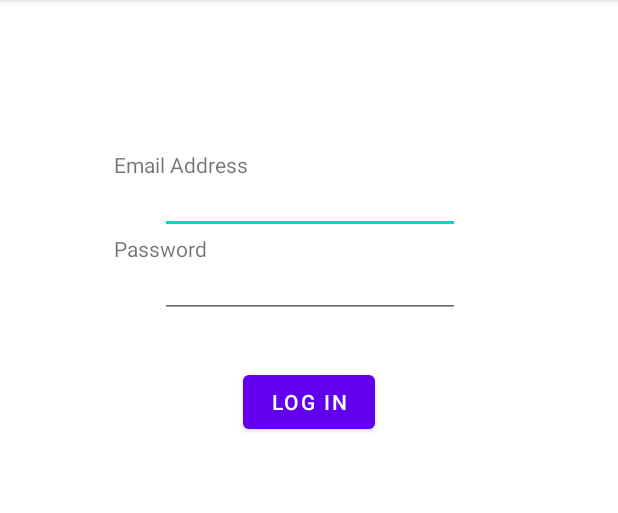
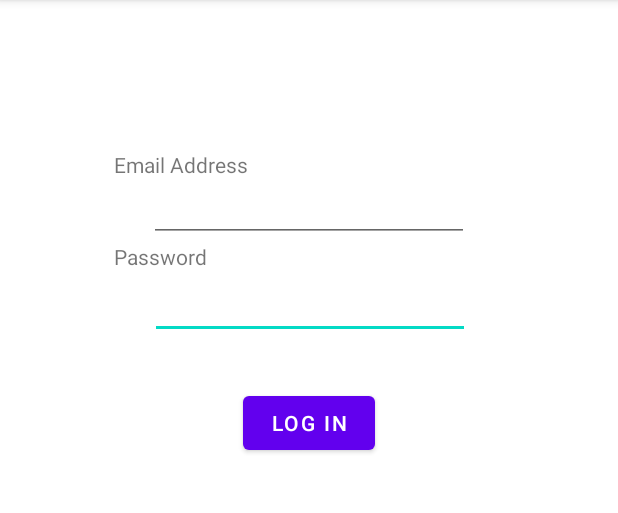
Before and after one commit to gavinrcodenext/MyDomilyApp, an Android app: the screen it shows after launch (MainActivity), on a phone screen of 412 x 824 dp, the part 84-597 px from its top. Run offline under Robolectric (Android 15) with nearby library versions, the phone set to English and light mode, and no system bars.

Commit message:
changed name of variable MyDomily

```diff
--- a/app/src/main/res/layout/activity_main.xml
+++ b/app/src/main/res/layout/activity_main.xml
@@ -8,7 +8,7 @@
 
     <TextView
         android:id="@+id/textView2"
-        android:layout_width="100dp"
+        android:layout_width="wrap_content"
         android:layout_height="16dp"
         android:layout_marginStart="76dp"
         android:layout_marginLeft="76dp"
@@ -17,26 +17,15 @@
         app:layout_constraintStart_toStartOf="parent"
         app:layout_constraintTop_toTopOf="parent" />
 
-    <EditText
-        android:id="@+id/editTextTextPersonName3"
-        android:layout_width="200dp"
-        android:layout_height="40dp"
-        android:ems="10"
-        android:inputType="textPersonName"
-        app:layout_constraintEnd_toEndOf="parent"
-        app:layout_constraintHorizontal_bias="0.502"
-        app:layout_constraintStart_toStartOf="parent"
-        app:layout_constraintTop_toBottomOf="@+id/textView2" />
-
     <TextView
         android:id="@+id/textView3"
-        android:layout_width="65dp"
-        android:layout_height="16dp"
+        android:layout_width="wrap_content"
+        android:layout_height="wrap_content"
         android:layout_marginStart="76dp"
         android:layout_marginLeft="76dp"
         android:text="@string/password_input_label"
         app:layout_constraintStart_toStartOf="parent"
-        app:layout_constraintTop_toBottomOf="@+id/editTextTextPersonName3" />
+        app:layout_constraintTop_toBottomOf="@+id/editTextTextEmailAddress2" />
 
     <Button
         android:id="@+id/button"
@@ -51,8 +40,8 @@
 
     <EditText
         android:id="@+id/editTextTextPassword"
-        android:layout_width="200dp"
-        android:layout_height="40dp"
+        android:layout_width="wrap_content"
+        android:layout_height="wrap_content"
         android:ems="10"
         android:inputType="textPassword"
         app:layout_constraintEnd_toEndOf="parent"
@@ -60,4 +49,14 @@
         app:layout_constraintStart_toStartOf="parent"
         app:layout_constraintTop_toBottomOf="@+id/textView3" />
 
+    <EditText
+        android:id="@+id/editTextTextEmailAddress2"
+        android:layout_width="wrap_content"
+        android:layout_height="wrap_content"
+        android:ems="10"
+        android:inputType="textEmailAddress"
+        app:layout_constraintEnd_toEndOf="parent"
+        app:layout_constraintStart_toStartOf="parent"
+        app:layout_constraintTop_toBottomOf="@+id/textView2" />
+
 </androidx.constraintlayout.widget.ConstraintLayout>
```
Also changed, not shown: app/src/main/java/com/example/mydomily/ProfilePageActivity.java (+18 -19 lines).
